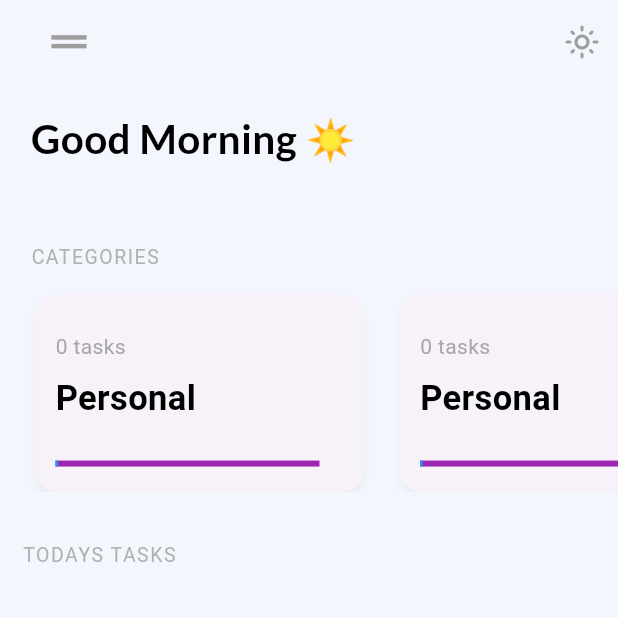
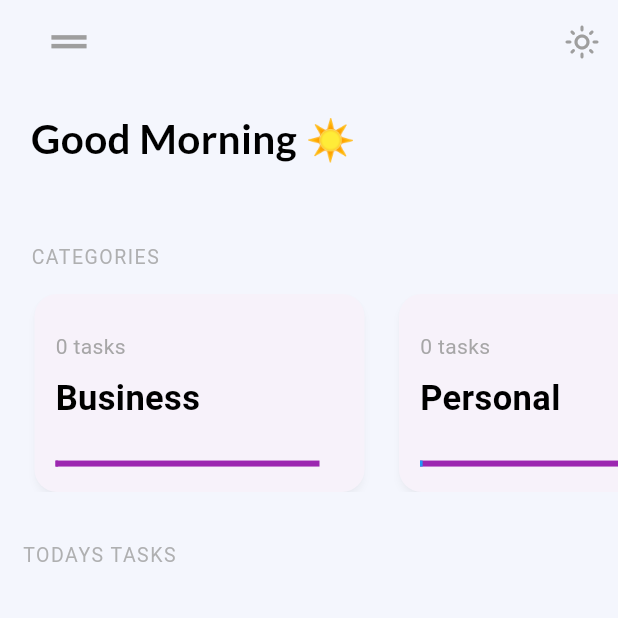
Before and after one commit to Harshil2901/ToDoList, a Flutter app: the screen it shows after launch, on a phone screen of 412 x 824 dp, the top half of it. Run offline on Flutter 3.47's test engine with Material 3 defaults, Android fonts, the phone set to English and light mode, and no system bars; drawn by our look-alikes of fl_chart; our stand-ins replace animate_do, flutter_slidable, font_awesome_flutter, google_fonts, page_transition, shared_preferences and 3 more; accounts and stored records are empty.

```diff
--- a/lib/db/notes_database.dart
+++ b/lib/db/notes_database.dart
@@ -25,7 +25,7 @@ class NotesDatabase {
 
   Future _createDB(Database db, int version) async {
     await db.execute(
-        "'CREATE TABLE $tableNotes(${NoteFields.id} INTEGER PRIMARY KEY AUTOINCREMENT, ${NoteFields.description} TEXT)'");
+        'CREATE TABLE $tableNotes(${NoteFields.id} INTEGER PRIMARY KEY AUTOINCREMENT, ${NoteFields.description} TEXT)');
   }
 
   Future<Note> create(Note note) async {
--- a/lib/pages/homepage.dart
+++ b/lib/pages/homepage.dart
@@ -128,7 +128,7 @@ class _MyHomePageState extends State<MyHomePage> {
                             ),
                             SizedBox(height: he * 0.01),
                             Text(
-                              tasklist[1].title,
+                              tasklist[t].title,
                               style: TextStyle(
                                   fontSize: 23,
                                   color: Theme.of(context).primaryColor,
@@ -139,7 +139,7 @@ class _MyHomePageState extends State<MyHomePage> {
                               padding: const EdgeInsets.only(right: 30),
                               child: LineProgress(
                                 value: notes.length.toDouble(),
-                                color: tasklist[1].progresscolor,
+                                color: tasklist[t].progresscolor,
                               ),
                             )
                           ],
```
